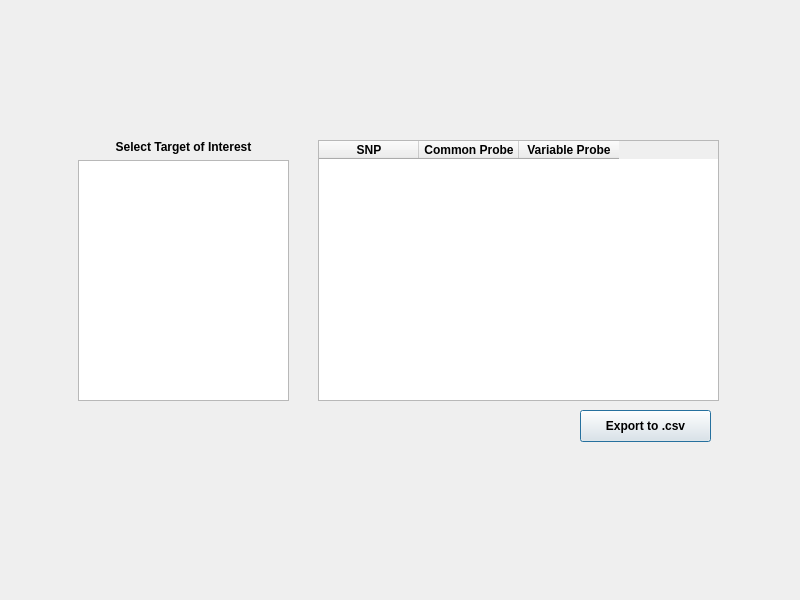
The window that GUI/output_window.ui (daltonjay/OLAgen) describes before a commit, drawn with Qt 5.
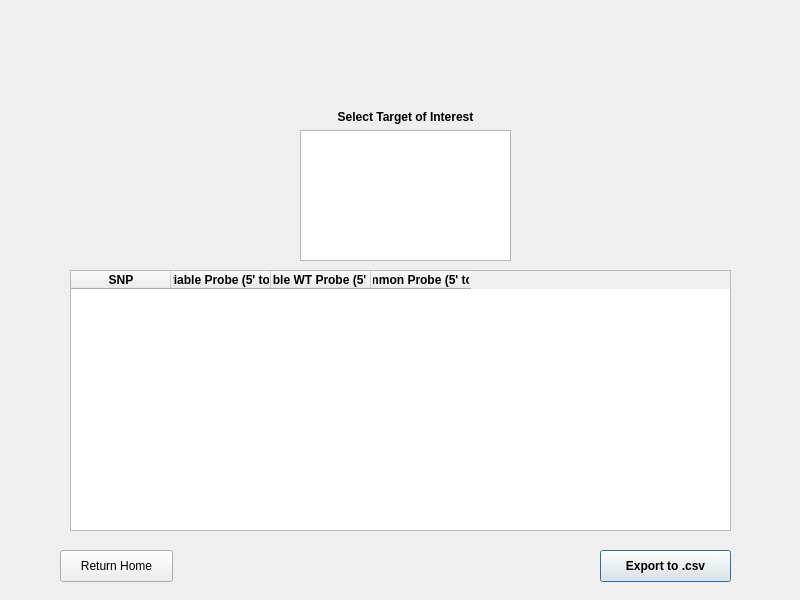
The same window after the commit. Icons and pictures are not drawn.

```diff
--- a/GUI/output_window.ui
+++ b/GUI/output_window.ui
@@ -35,9 +35,9 @@
   <widget class="QTableWidget" name="probeTable">
    <property name="geometry">
     <rect>
-     <x>318</x>
-     <y>140</y>
-     <width>401</width>
+     <x>70</x>
+     <y>270</y>
+     <width>661</width>
      <height>261</height>
     </rect>
    </property>
@@ -54,7 +54,7 @@
    </column>
    <column>
     <property name="text">
-     <string>Common Probe</string>
+     <string>Variable Probe (5' to 3')</string>
     </property>
     <property name="font">
      <font>
@@ -65,7 +65,18 @@
    </column>
    <column>
     <property name="text">
-     <string>Variable Probe</string>
+     <string>Variable WT Probe (5' to 3')</string>
+    </property>
+    <property name="font">
+     <font>
+      <weight>75</weight>
+      <bold>true</bold>
+     </font>
+    </property>
+   </column>
+   <column>
+    <property name="text">
+     <string>Common Probe (5' to 3')</string>
     </property>
     <property name="font">
      <font>
@@ -78,10 +89,10 @@
   <widget class="QWidget" name="verticalLayoutWidget">
    <property name="geometry">
     <rect>
-     <x>78</x>
-     <y>140</y>
+     <x>300</x>
+     <y>110</y>
      <width>211</width>
-     <height>261</height>
+     <height>151</height>
     </rect>
    </property>
    <layout class="QVBoxLayout" name="verticalLayout_3">
@@ -119,8 +130,8 @@
   <widget class="QPushButton" name="csvExportBtn">
    <property name="geometry">
     <rect>
-     <x>580</x>
-     <y>410</y>
+     <x>600</x>
+     <y>550</y>
      <width>131</width>
      <height>32</height>
     </rect>
@@ -138,6 +149,35 @@
     <string>Export to .csv</string>
    </property>
   </widget>
+  <widget class="QPushButton" name="homeButton">
+   <property name="geometry">
+    <rect>
+     <x>60</x>
+     <y>550</y>
+     <width>113</width>
+     <height>32</height>
+    </rect>
+   </property>
+   <property name="text">
+    <string>Return Home</string>
+   </property>
+  </widget>
+  <widget class="QLabel" name="plsUploadLbl">
+   <property name="geometry">
+    <rect>
+     <x>580</x>
+     <y>580</y>
+     <width>171</width>
+     <height>20</height>
+    </rect>
+   </property>
+   <property name="text">
+    <string/>
+   </property>
+   <property name="alignment">
+    <set>Qt::AlignCenter</set>
+   </property>
+  </widget>
  </widget>
  <resources/>
  <connections/>
```
